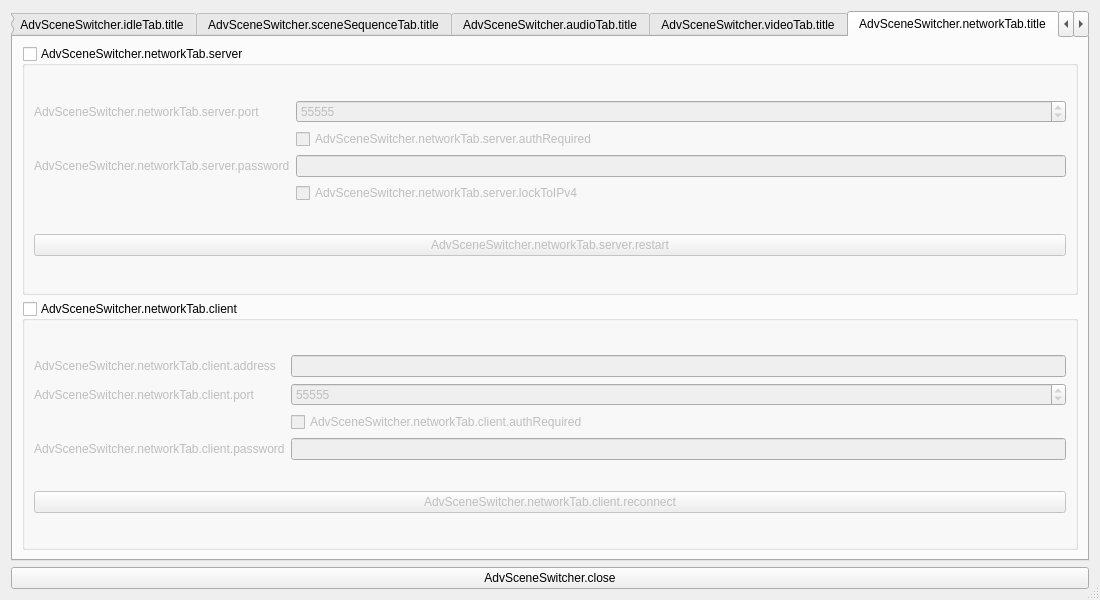
This is forms/advanced-scene-switcher.ui in WarmUpTill/SceneSwitcher as Qt 5 draws it before an edit. The edited form follows.
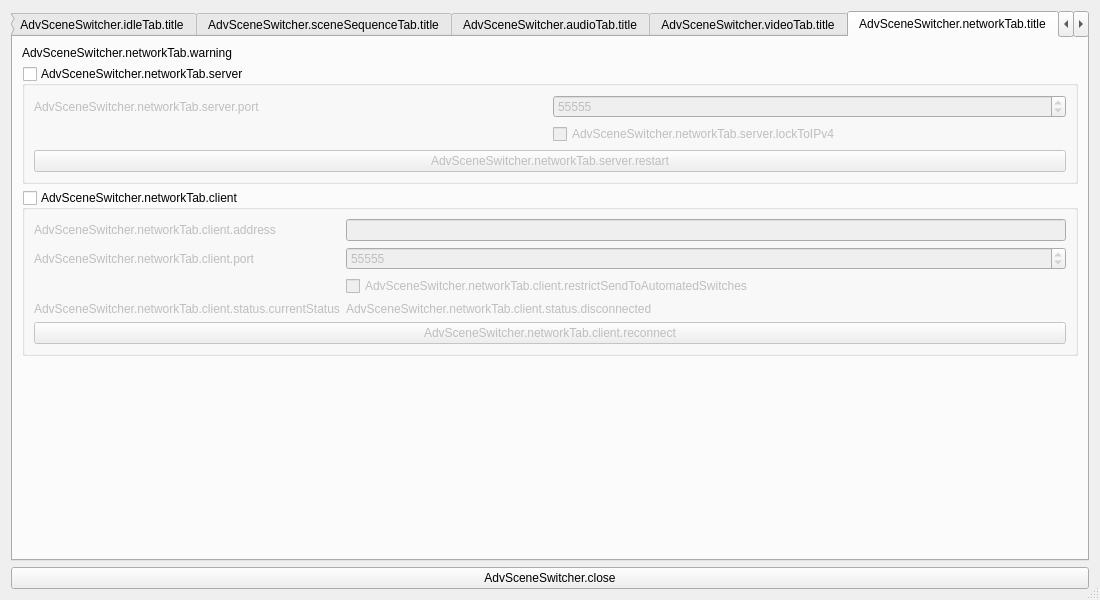
This is the edited form. The open tabs and pages were chosen to show the change. Icons and pictures are not drawn.

Commit message: Add sendAll handling. Add locale. Clean Up.

```diff
--- a/forms/advanced-scene-switcher.ui
+++ b/forms/advanced-scene-switcher.ui
@@ -3277,6 +3277,13 @@
        <string>AdvSceneSwitcher.networkTab.title</string>
       </attribute>
       <layout class="QVBoxLayout" name="verticalLayout_30">
+       <item>
+        <widget class="QLabel" name="label_12">
+         <property name="text">
+          <string>AdvSceneSwitcher.networkTab.warning</string>
+         </property>
+        </widget>
+       </item>
        <item>
         <widget class="QGroupBox" name="serverSettings">
          <property name="title">
@@ -3291,13 +3298,6 @@
          <layout class="QVBoxLayout" name="verticalLayout_31">
           <item>
            <layout class="QGridLayout" name="gridLayout_24">
-            <item row="3" column="1">
-             <widget class="QCheckBox" name="lockToIPv4">
-              <property name="text">
-               <string>AdvSceneSwitcher.networkTab.server.lockToIPv4</string>
-              </property>
-             </widget>
-            </item>
             <item row="0" column="1">
              <widget class="QSpinBox" name="serverPort">
               <property name="minimum">
@@ -3311,20 +3311,6 @@
               </property>
              </widget>
             </item>
-            <item row="2" column="1">
-             <widget class="QLineEdit" name="serverPassword">
-              <property name="echoMode">
-               <enum>QLineEdit::Password</enum>
-              </property>
-             </widget>
-            </item>
-            <item row="2" column="0">
-             <widget class="QLabel" name="label_14">
-              <property name="text">
-               <string>AdvSceneSwitcher.networkTab.server.password</string>
-              </property>
-             </widget>
-            </item>
             <item row="0" column="0">
              <widget class="QLabel" name="label_17">
               <property name="text">
@@ -3333,9 +3319,9 @@
              </widget>
             </item>
             <item row="1" column="1">
-             <widget class="QCheckBox" name="serverAuthRequired">
+             <widget class="QCheckBox" name="lockToIPv4">
               <property name="text">
-               <string>AdvSceneSwitcher.networkTab.server.authRequired</string>
+               <string>AdvSceneSwitcher.networkTab.server.lockToIPv4</string>
               </property>
              </widget>
             </item>
@@ -3365,37 +3351,6 @@
          <layout class="QGridLayout" name="gridLayout_23">
           <item row="0" column="0">
            <layout class="QGridLayout" name="gridLayout_21">
-            <item row="0" column="1">
-             <widget class="QLineEdit" name="clientHostname"/>
-            </item>
-            <item row="2" column="1">
-             <widget class="QCheckBox" name="clientAuthRequired">
-              <property name="text">
-               <string>AdvSceneSwitcher.networkTab.client.authRequired</string>
-              </property>
-             </widget>
-            </item>
-            <item row="3" column="1">
-             <widget class="QLineEdit" name="clientPassword">
-              <property name="echoMode">
-               <enum>QLineEdit::Password</enum>
-              </property>
-             </widget>
-            </item>
-            <item row="0" column="0">
-             <widget class="QLabel" name="label_6">
-              <property name="text">
-               <string>AdvSceneSwitcher.networkTab.client.address</string>
-              </property>
-             </widget>
-            </item>
-            <item row="3" column="0">
-             <widget class="QLabel" name="label_12">
-              <property name="text">
-               <string>AdvSceneSwitcher.networkTab.client.password</string>
-              </property>
-             </widget>
-            </item>
             <item row="1" column="0">
              <widget class="QLabel" name="label_11">
               <property name="text">
@@ -3403,6 +3358,23 @@
               </property>
              </widget>
             </item>
+            <item row="0" column="0">
+             <widget class="QLabel" name="label_6">
+              <property name="text">
+               <string>AdvSceneSwitcher.networkTab.client.address</string>
+              </property>
+             </widget>
+            </item>
+            <item row="0" column="1">
+             <widget class="QLineEdit" name="clientHostname"/>
+            </item>
+            <item row="2" column="1">
+             <widget class="QCheckBox" name="restrictSend">
+              <property name="text">
+               <string>AdvSceneSwitcher.networkTab.client.restrictSendToAutomatedSwitches</string>
+              </property>
+             </widget>
+            </item>
             <item row="1" column="1">
              <widget class="QSpinBox" name="clientPort">
               <property name="minimum">
@@ -3416,6 +3388,20 @@
               </property>
              </widget>
             </item>
+            <item row="3" column="1">
+             <widget class="QLabel" name="pluginRunningText_2">
+              <property name="text">
+               <string>AdvSceneSwitcher.networkTab.client.status.disconnected</string>
+              </property>
+             </widget>
+            </item>
+            <item row="3" column="0">
+             <widget class="QLabel" name="label_14">
+              <property name="text">
+               <string>AdvSceneSwitcher.networkTab.client.status.currentStatus</string>
+              </property>
+             </widget>
+            </item>
            </layout>
           </item>
           <item row="1" column="0">
@@ -3428,6 +3414,19 @@
          </layout>
         </widget>
        </item>
+       <item>
+        <spacer name="verticalSpacer_2">
+         <property name="orientation">
+          <enum>Qt::Vertical</enum>
+         </property>
+         <property name="sizeHint" stdset="0">
+          <size>
+           <width>20</width>
+           <height>40</height>
+          </size>
+         </property>
+        </spacer>
+       </item>
       </layout>
      </widget>
      <widget class="QWidget" name="sceneGroupTab">
```
The commit also changes 4 other files.
